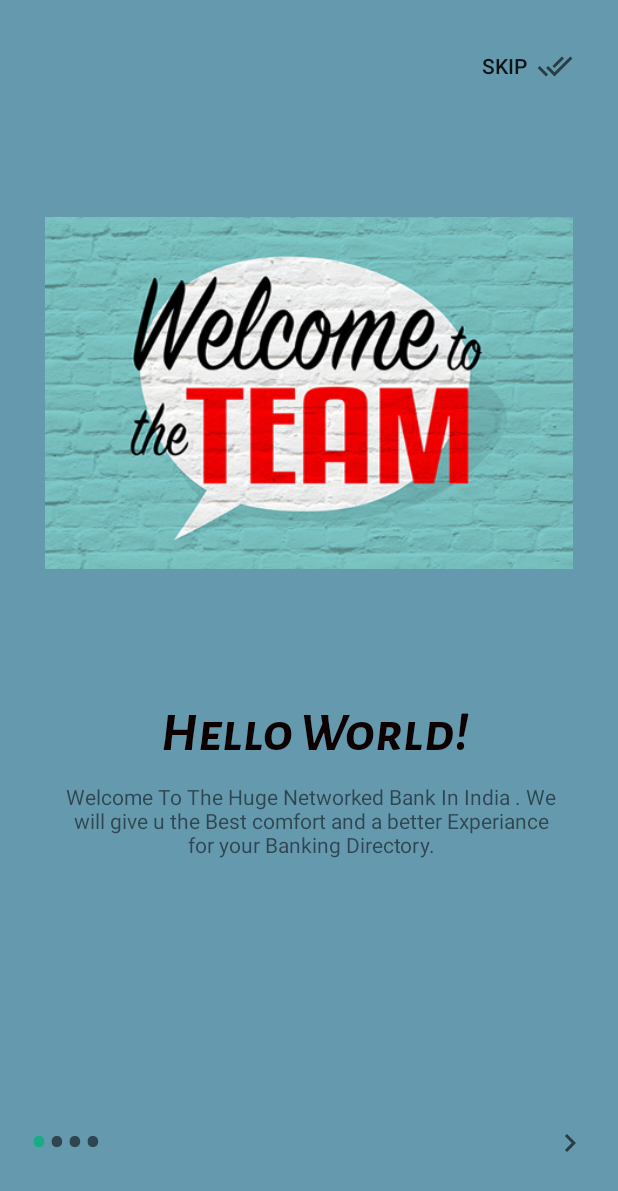
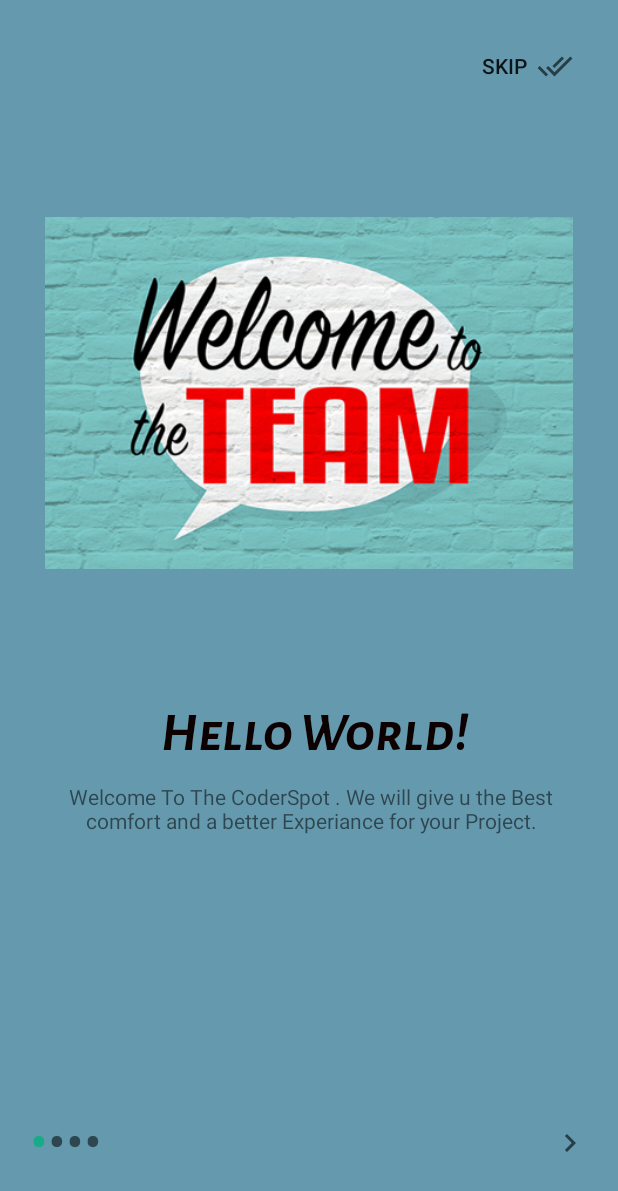
Before and after one commit to amansk14/coder2, an Android app: the screen it shows after launch (OnBording), on a phone screen of 412 x 824 dp. Shown: the top 1191 px of the screen. Run offline under Robolectric (Android 15) with nearby library versions, the phone set to English and light mode, and no system bars; Roboto replaces fonts that are not available here.

Commit message:
coderspot

```diff
--- a/app/src/main/res/values/strings.xml
+++ b/app/src/main/res/values/strings.xml
@@ -17,9 +17,9 @@
     <string name="forth_title">Sit Back and Enjoy</string>
 
     //description
-    <string name="welcome">Welcome To The Huge Networked Bank In India . We will give u the Best comfort and a better Experiance for your Banking Directory.</string>
+    <string name="welcome">Welcome To The CoderSpot  . We will give u the Best comfort and a better Experiance for your Project.</string>
     <string name="snd_line">Always Be A Leader To Achieve Your Desire Goal. Just make a step with us and become the leader of your life.</string>
-    <string name="thrd_lin">Make Your Dream Your BestFriend and Be a Part of SBI Kiosk. You can do Every thing you wanted to be.</string>
+    <string name="thrd_lin">Make Your Dream Your BestFriend and Be a Part of Coderspot. You can do Every thing you wanted to be.</string>
     <string name="forth_line">We will handle everything for you.As you have the app in your pocket then u don\'t have to worry about.</string>
 
     <string name="skip_btn">Skip</string>
```
